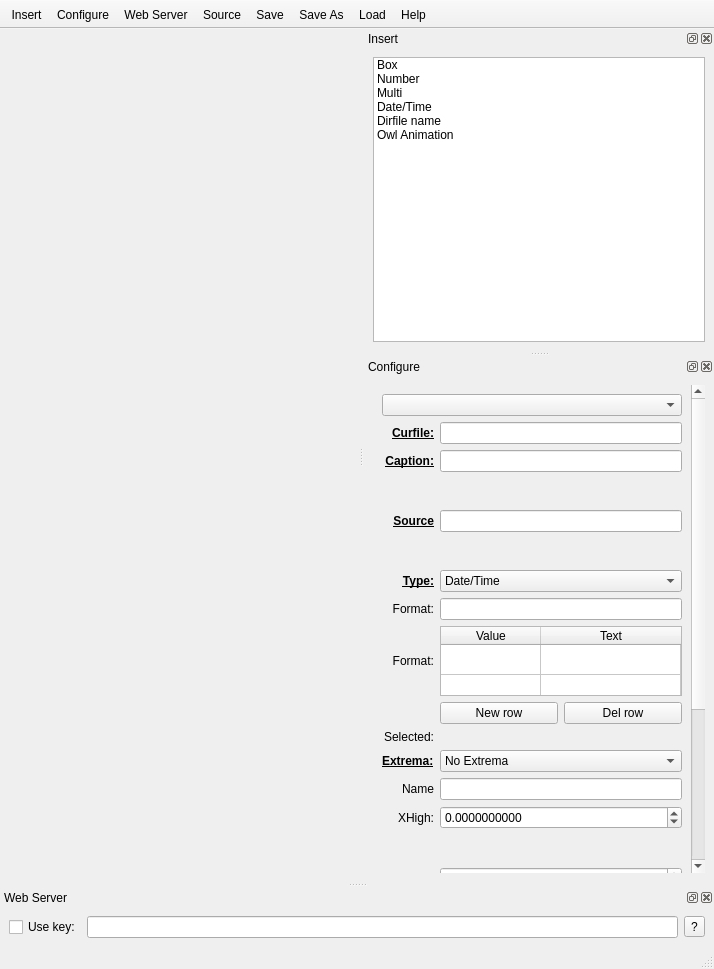
Old version of the form owl/PMainWindow.ui in the repository BlastTNG/flight.
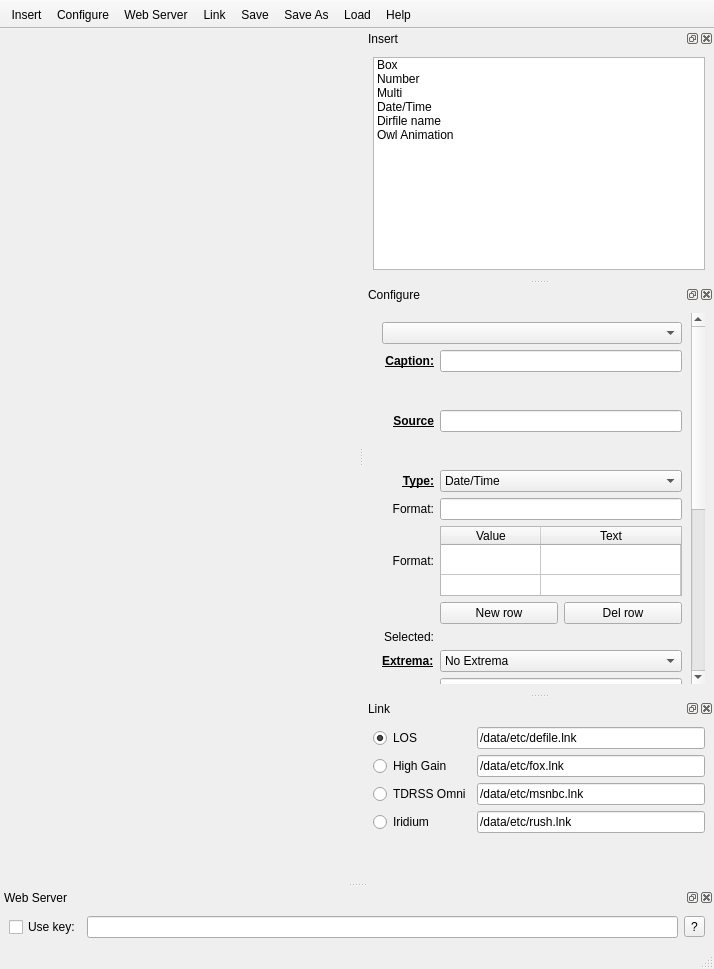
New version of the form. Custom widgets are drawn as their Qt base class.

Commit message: Link Picker

Diff of the .ui file:
```diff
--- a/owl/PMainWindow.ui
+++ b/owl/PMainWindow.ui
@@ -21,7 +21,7 @@
    <property name="minimumSize">
     <size>
      <width>84</width>
-     <height>130</height>
+     <height>222</height>
     </size>
    </property>
    <property name="windowTitle">
@@ -97,286 +97,12 @@
          <rect>
           <x>0</x>
           <y>0</y>
-          <width>242</width>
-          <height>702</height>
+          <width>305</width>
+          <height>675</height>
          </rect>
         </property>
         <layout class="QGridLayout" name="gridLayout_2">
-         <item row="0" column="0" colspan="2">
-          <widget class="QComboBox" name="comboBox"/>
-         </item>
-         <item row="1" column="0">
-          <widget class="QLabel" name="labelCurFile">
-           <property name="font">
-            <font>
-             <weight>75</weight>
-             <bold>true</bold>
-             <underline>true</underline>
-            </font>
-           </property>
-           <property name="text">
-            <string>Curfile:</string>
-           </property>
-           <property name="alignment">
-            <set>Qt::AlignRight|Qt::AlignTrailing|Qt::AlignVCenter</set>
-           </property>
-          </widget>
-         </item>
-         <item row="1" column="1">
-          <widget class="QLineEdit" name="lineEditCurFile"/>
-         </item>
-         <item row="2" column="0">
-          <widget class="QLabel" name="labelCaption">
-           <property name="font">
-            <font>
-             <weight>75</weight>
-             <bold>true</bold>
-             <underline>true</underline>
-            </font>
-           </property>
-           <property name="text">
-            <string>Caption:</string>
-           </property>
-           <property name="alignment">
-            <set>Qt::AlignRight|Qt::AlignTrailing|Qt::AlignVCenter</set>
-           </property>
-          </widget>
-         </item>
-         <item row="2" column="1">
-          <widget class="QLineEdit" name="lineEditCaption"/>
-         </item>
-         <item row="4" column="0">
-          <widget class="QLabel" name="labelSource">
-           <property name="font">
-            <font>
-             <weight>75</weight>
-             <bold>true</bold>
-             <underline>true</underline>
-            </font>
-           </property>
-           <property name="text">
-            <string>Source</string>
-           </property>
-           <property name="alignment">
-            <set>Qt::AlignRight|Qt::AlignTrailing|Qt::AlignVCenter</set>
-           </property>
-          </widget>
-         </item>
-         <item row="4" column="1">
-          <widget class="QLineEdit" name="lineEditSource"/>
-         </item>
-         <item row="6" column="0">
-          <widget class="QLabel" name="labelType">
-           <property name="font">
-            <font>
-             <weight>75</weight>
-             <bold>true</bold>
-             <underline>true</underline>
-            </font>
-           </property>
-           <property name="text">
-            <string>Type:</string>
-           </property>
-           <property name="alignment">
-            <set>Qt::AlignRight|Qt::AlignTrailing|Qt::AlignVCenter</set>
-           </property>
-          </widget>
-         </item>
-         <item row="6" column="1">
-          <widget class="QComboBox" name="comboBoxType">
-           <property name="sizePolicy">
-            <sizepolicy hsizetype="Expanding" vsizetype="Fixed">
-             <horstretch>0</horstretch>
-             <verstretch>0</verstretch>
-            </sizepolicy>
-           </property>
-           <item>
-            <property name="text">
-             <string>Date/Time</string>
-            </property>
-           </item>
-           <item>
-            <property name="text">
-             <string>Multi</string>
-            </property>
-           </item>
-           <item>
-            <property name="text">
-             <string>Number</string>
-            </property>
-           </item>
-          </widget>
-         </item>
-         <item row="7" column="0">
-          <widget class="QLabel" name="labelFormat_num">
-           <property name="text">
-            <string>Format:</string>
-           </property>
-           <property name="alignment">
-            <set>Qt::AlignRight|Qt::AlignTrailing|Qt::AlignVCenter</set>
-           </property>
-          </widget>
-         </item>
-         <item row="7" column="1">
-          <widget class="QLineEdit" name="lineEditFormat"/>
-         </item>
-         <item row="8" column="0">
-          <widget class="QLabel" name="labelFormat_multi">
-           <property name="text">
-            <string>Format:</string>
-           </property>
-           <property name="alignment">
-            <set>Qt::AlignRight|Qt::AlignTrailing|Qt::AlignVCenter</set>
-           </property>
-          </widget>
-         </item>
-         <item row="8" column="1">
-          <widget class="QTableWidget" name="tableWidgetFormat">
-           <property name="verticalScrollBarPolicy">
-            <enum>Qt::ScrollBarAlwaysOff</enum>
-           </property>
-           <property name="horizontalScrollBarPolicy">
-            <enum>Qt::ScrollBarAlwaysOff</enum>
-           </property>
-           <property name="showGrid">
-            <bool>true</bool>
-           </property>
-           <attribute name="horizontalHeaderStretchLastSection">
-            <bool>true</bool>
-           </attribute>
-           <attribute name="verticalHeaderVisible">
-            <bool>false</bool>
-           </attribute>
-           <row>
-            <property name="text">
-             <string>New Row</string>
-            </property>
-           </row>
-           <row>
-            <property name="text">
-             <string>New Row</string>
-            </property>
-           </row>
-           <column>
-            <property name="text">
-             <string>Value</string>
-            </property>
-           </column>
-           <column>
-            <property name="text">
-             <string>Text</string>
-            </property>
-           </column>
-          </widget>
-         </item>
-         <item row="9" column="1">
-          <layout class="QHBoxLayout" name="horizontalLayout_2">
-           <item>
-            <widget class="QPushButton" name="pushButtonAddFormat">
-             <property name="sizePolicy">
-              <sizepolicy hsizetype="Expanding" vsizetype="Fixed">
-               <horstretch>0</horstretch>
-               <verstretch>0</verstretch>
-              </sizepolicy>
-             </property>
-             <property name="text">
-              <string>New row</string>
-             </property>
-            </widget>
-           </item>
-           <item>
-            <widget class="QPushButton" name="pushButtonDelFormat">
-             <property name="sizePolicy">
-              <sizepolicy hsizetype="Expanding" vsizetype="Fixed">
-               <horstretch>0</horstretch>
-               <verstretch>0</verstretch>
-              </sizepolicy>
-             </property>
-             <property name="text">
-              <string>Del row</string>
-             </property>
-            </widget>
-           </item>
-          </layout>
-         </item>
-         <item row="10" column="0">
-          <widget class="QLabel" name="labelCurRow">
-           <property name="text">
-            <string>Selected:</string>
-           </property>
-           <property name="alignment">
-            <set>Qt::AlignRight|Qt::AlignTrailing|Qt::AlignVCenter</set>
-           </property>
-          </widget>
-         </item>
-         <item row="10" column="1">
-          <widget class="PStyleChooser" name="pstyleSelected" native="true">
-           <property name="sizePolicy">
-            <sizepolicy hsizetype="Expanding" vsizetype="Preferred">
-             <horstretch>0</horstretch>
-             <verstretch>0</verstretch>
-            </sizepolicy>
-           </property>
-          </widget>
-         </item>
-         <item row="11" column="0">
-          <widget class="QLabel" name="labelExtrema">
-           <property name="font">
-            <font>
-             <weight>75</weight>
-             <bold>true</bold>
-             <underline>true</underline>
-            </font>
-           </property>
-           <property name="text">
-            <string>Extrema:</string>
-           </property>
-          </widget>
-         </item>
-         <item row="11" column="1">
-          <widget class="QComboBox" name="comboBoxExtrema">
-           <property name="sizePolicy">
-            <sizepolicy hsizetype="Expanding" vsizetype="Fixed">
-             <horstretch>0</horstretch>
-             <verstretch>0</verstretch>
-            </sizepolicy>
-           </property>
-           <item>
-            <property name="text">
-             <string>No Extrema</string>
-            </property>
-           </item>
-           <item>
-            <property name="text">
-             <string>New Extrema</string>
-            </property>
-           </item>
-          </widget>
-         </item>
-         <item row="12" column="0">
-          <widget class="QLabel" name="labelName">
-           <property name="text">
-            <string>Name</string>
-           </property>
-           <property name="alignment">
-            <set>Qt::AlignRight|Qt::AlignTrailing|Qt::AlignVCenter</set>
-           </property>
-          </widget>
-         </item>
          <item row="12" column="1">
-          <widget class="QLineEdit" name="lineEditExtremaName"/>
-         </item>
-         <item row="13" column="0">
-          <widget class="QLabel" name="labelXHigh">
-           <property name="text">
-            <string>XHigh:</string>
-           </property>
-           <property name="alignment">
-            <set>Qt::AlignRight|Qt::AlignTrailing|Qt::AlignVCenter</set>
-           </property>
-          </widget>
-         </item>
-         <item row="13" column="1">
           <layout class="QHBoxLayout" name="horizontalLayout_4">
            <item>
             <widget class="QDoubleSpinBox" name="doubleSpinBoxXHigh">
@@ -399,94 +125,7 @@
            </item>
           </layout>
          </item>
-         <item row="15" column="0">
-          <widget class="QLabel" name="labelHigh">
-           <property name="text">
-            <string>High:</string>
-           </property>
-           <property name="alignment">
-            <set>Qt::AlignRight|Qt::AlignTrailing|Qt::AlignVCenter</set>
-           </property>
-          </widget>
-         </item>
-         <item row="15" column="1">
-          <widget class="QDoubleSpinBox" name="doubleSpinBoxHigh">
-           <property name="sizePolicy">
-            <sizepolicy hsizetype="Expanding" vsizetype="Fixed">
-             <horstretch>0</horstretch>
-             <verstretch>0</verstretch>
-            </sizepolicy>
-           </property>
-           <property name="decimals">
-            <number>10</number>
-           </property>
-           <property name="minimum">
-            <double>-1000000000.000000000000000</double>
-           </property>
-           <property name="maximum">
-            <double>1000000000.000000000000000</double>
-           </property>
-          </widget>
-         </item>
-         <item row="17" column="0">
-          <widget class="QLabel" name="labelLow">
-           <property name="text">
-            <string>Low:</string>
-           </property>
-           <property name="alignment">
-            <set>Qt::AlignRight|Qt::AlignTrailing|Qt::AlignVCenter</set>
-           </property>
-          </widget>
-         </item>
-         <item row="17" column="1">
-          <widget class="QDoubleSpinBox" name="doubleSpinBoxLow">
-           <property name="sizePolicy">
-            <sizepolicy hsizetype="Expanding" vsizetype="Fixed">
-             <horstretch>0</horstretch>
-             <verstretch>0</verstretch>
-            </sizepolicy>
-           </property>
-           <property name="decimals">
-            <number>10</number>
-           </property>
-           <property name="minimum">
-            <double>-1000000000.000000000000000</double>
-           </property>
-           <property name="maximum">
-            <double>1000000000.000000000000000</double>
-           </property>
-          </widget>
-         </item>
-         <item row="19" column="0">
-          <widget class="QLabel" name="labelXLow">
-           <property name="text">
-            <string>XLow:</string>
-           </property>
-           <property name="alignment">
-            <set>Qt::AlignRight|Qt::AlignTrailing|Qt::AlignVCenter</set>
-           </property>
-          </widget>
-         </item>
-         <item row="19" column="1">
-          <widget class="QDoubleSpinBox" name="doubleSpinBoxXLow">
-           <property name="sizePolicy">
-            <sizepolicy hsizetype="Expanding" vsizetype="Fixed">
-             <horstretch>0</horstretch>
-             <verstretch>0</verstretch>
-            </sizepolicy>
-           </property>
-           <property name="decimals">
-            <number>10</number>
-           </property>
-           <property name="minimum">
-            <double>-1000000000.000000000000000</double>
-           </property>
-           <property name="maximum">
-            <double>1000000000.000000000000000</double>
-           </property>
-          </widget>
-         </item>
-         <item row="21" column="0">
+         <item row="20" column="0">
           <widget class="QLabel" name="labelRemove">
            <property name="text">
             <string>Remove:</string>
@@ -496,23 +135,55 @@
            </property>
           </widget>
          </item>
-         <item row="21" column="1">
-          <widget class="QPushButton" name="pushButtonRemove">
+         <item row="14" column="1">
+          <widget class="QDoubleSpinBox" name="doubleSpinBoxHigh">
            <property name="sizePolicy">
             <sizepolicy hsizetype="Expanding" vsizetype="Fixed">
              <horstretch>0</horstretch>
              <verstretch>0</verstretch>
             </sizepolicy>
            </property>
-           <property name="text">
-            <string>Click here to remove.</string>
+           <property name="decimals">
+            <number>10</number>
            </property>
+           <property name="minimum">
+            <double>-1000000000.000000000000000</double>
+           </property>
+           <property name="maximum">
+            <double>1000000000.000000000000000</double>
+           </property>
           </widget>
          </item>
-         <item row="22" column="0">
-          <widget class="QLabel" name="label_kst">
+         <item row="18" column="1">
+          <widget class="QDoubleSpinBox" name="doubleSpinBoxXLow">
+           <property name="sizePolicy">
+            <sizepolicy hsizetype="Expanding" vsizetype="Fixed">
+             <horstretch>0</horstretch>
+             <verstretch>0</verstretch>
+            </sizepolicy>
+           </property>
+           <property name="decimals">
+            <number>10</number>
+           </property>
+           <property name="minimum">
+            <double>-1000000000.000000000000000</double>
+           </property>
+           <property name="maximum">
+            <double>1000000000.000000000000000</double>
+           </property>
+          </widget>
+         </item>
+         <item row="3" column="0">
+          <widget class="QLabel" name="labelSource">
+           <property name="font">
+            <font>
+             <weight>75</weight>
+             <bold>true</bold>
+             <underline>true</underline>
+            </font>
+           </property>
            <property name="text">
-            <string>Plot:</string>
+            <string>Source</string>
            </property>
            <property name="alignment">
             <set>Qt::AlignRight|Qt::AlignTrailing|Qt::AlignVCenter</set>
@@ -520,19 +191,6 @@
           </widget>
          </item>
          <item row="22" column="1">
-          <widget class="QPushButton" name="pushButton_kst">
-           <property name="sizePolicy">
-            <sizepolicy hsizetype="Expanding" vsizetype="Fixed">
-             <horstretch>0</horstretch>
-             <verstretch>0</verstretch>
-            </sizepolicy>
-           </property>
-           <property name="text">
-            <string>Open in kst</string>
-           </property>
-          </widget>
-         </item>
-         <item row="23" column="1">
           <spacer name="verticalSpacerConfigure">
            <property name="orientation">
             <enum>Qt::Vertical</enum>
@@ -548,23 +206,20 @@
            </property>
           </spacer>
          </item>
-         <item row="14" column="0" colspan="2">
-          <widget class="PStyleChooser" name="pstyleXHigh" native="true">
-           <property name="sizePolicy">
-            <sizepolicy hsizetype="Expanding" vsizetype="Fixed">
-             <horstretch>0</horstretch>
-             <verstretch>0</verstretch>
-            </sizepolicy>
+         <item row="11" column="1">
+          <widget class="QLineEdit" name="lineEditExtremaName"/>
+         </item>
+         <item row="6" column="0">
+          <widget class="QLabel" name="labelFormat_num">
+           <property name="text">
+            <string>Format:</string>
            </property>
-           <property name="minimumSize">
-            <size>
-             <width>0</width>
-             <height>26</height>
-            </size>
+           <property name="alignment">
+            <set>Qt::AlignRight|Qt::AlignTrailing|Qt::AlignVCenter</set>
            </property>
           </widget>
          </item>
-         <item row="16" column="0" colspan="2">
+         <item row="15" column="0" colspan="2">
           <widget class="PStyleChooser" name="pstyleHigh" native="true">
            <property name="sizePolicy">
             <sizepolicy hsizetype="Expanding" vsizetype="Preferred">
@@ -580,7 +235,116 @@
            </property>
           </widget>
          </item>
-         <item row="18" column="0" colspan="2">
+         <item row="5" column="0">
+          <widget class="QLabel" name="labelType">
+           <property name="font">
+            <font>
+             <weight>75</weight>
+             <bold>true</bold>
+             <underline>true</underline>
+            </font>
+           </property>
+           <property name="text">
+            <string>Type:</string>
+           </property>
+           <property name="alignment">
+            <set>Qt::AlignRight|Qt::AlignTrailing|Qt::AlignVCenter</set>
+           </property>
+          </widget>
+         </item>
+         <item row="10" column="0">
+          <widget class="QLabel" name="labelExtrema">
+           <property name="font">
+            <font>
+             <weight>75</weight>
+             <bold>true</bold>
+             <underline>true</underline>
+            </font>
+           </property>
+           <property name="text">
+            <string>Extrema:</string>
+           </property>
+          </widget>
+         </item>
+         <item row="8" column="1">
+          <layout class="QHBoxLayout" name="horizontalLayout_2">
+           <item>
+            <widget class="QPushButton" name="pushButtonAddFormat">
+             <property name="sizePolicy">
+              <sizepolicy hsizetype="Expanding" vsizetype="Fixed">
+               <horstretch>0</horstretch>
+               <verstretch>0</verstretch>
+              </sizepolicy>
+             </property>
+             <property name="text">
+              <string>New row</string>
+             </property>
+            </widget>
+           </item>
+           <item>
+            <widget class="QPushButton" name="pushButtonDelFormat">
+             <property name="sizePolicy">
+              <sizepolicy hsizetype="Expanding" vsizetype="Fixed">
+               <horstretch>0</horstretch>
+               <verstretch>0</verstretch>
+              </sizepolicy>
+             </property>
+             <property name="text">
+              <string>Del row</string>
+             </property>
+            </widget>
+           </item>
+          </layout>
+         </item>
+         <item row="14" column="0">
+          <widget class="QLabel" name="labelHigh">
+           <property name="text">
+            <string>High:</string>
+           </property>
+           <property name="alignment">
+            <set>Qt::AlignRight|Qt::AlignTrailing|Qt::AlignVCenter</set>
+           </property>
+          </widget>
+         </item>
+         <item row="0" column="0" colspan="2">
+          <widget class="QComboBox" name="comboBox"/>
+         </item>
+         <item row="16" column="1">
+          <widget class="QDoubleSpinBox" name="doubleSpinBoxLow">
+           <property name="sizePolicy">
+            <sizepolicy hsizetype="Expanding" vsizetype="Fixed">
+             <horstretch>0</horstretch>
+             <verstretch>0</verstretch>
+            </sizepolicy>
+           </property>
+           <property name="decimals">
+            <number>10</number>
+           </property>
+           <property name="minimum">
+            <double>-1000000000.000000000000000</double>
+           </property>
+           <property name="maximum">
+            <double>1000000000.000000000000000</double>
+           </property>
+          </widget>
+         </item>
+         <item row="6" column="1">
+          <widget class="QLineEdit" name="lineEditFormat"/>
+         </item>
+         <item row="21" column="1">
+          <widget class="QPushButton" name="pushButton_kst">
+           <property name="sizePolicy">
+            <sizepolicy hsizetype="Expanding" vsizetype="Fixed">
+             <horstretch>0</horstretch>
+             <verstretch>0</verstretch>
+            </sizepolicy>
+           </property>
+           <property name="text">
+            <string>Open in kst</string>
+           </property>
+          </widget>
+         </item>
+         <item row="17" column="0" colspan="2">
           <widget class="PStyleChooser" name="pstyleLow" native="true">
            <property name="sizePolicy">
             <sizepolicy hsizetype="Expanding" vsizetype="Preferred">
@@ -596,23 +360,50 @@
            </property>
           </widget>
          </item>
-         <item row="20" column="0" colspan="2">
-          <widget class="PStyleChooser" name="pstyleXLow" native="true">
+         <item row="7" column="0">
+          <widget class="QLabel" name="labelFormat_multi">
+           <property name="text">
+            <string>Format:</string>
+           </property>
+           <property name="alignment">
+            <set>Qt::AlignRight|Qt::AlignTrailing|Qt::AlignVCenter</set>
+           </property>
+          </widget>
+         </item>
+         <item row="10" column="1">
+          <widget class="QComboBox" name="comboBoxExtrema">
            <property name="sizePolicy">
-            <sizepolicy hsizetype="Expanding" vsizetype="Preferred">
+            <sizepolicy hsizetype="Expanding" vsizetype="Fixed">
              <horstretch>0</horstretch>
              <verstretch>0</verstretch>
             </sizepolicy>
            </property>
-           <property name="minimumSize">
-            <size>
-             <width>0</width>
-             <height>26</height>
-            </size>
+           <item>
+            <property name="text">
+             <string>No Extrema</string>
+            </property>
+           </item>
+           <item>
+            <property name="text">
+             <string>New Extrema</string>
+            </property>
+           </item>
+          </widget>
+         </item>
+         <item row="18" column="0">
+          <widget class="QLabel" name="labelXLow">
+           <property name="text">
+            <string>XLow:</string>
            </property>
+           <property name="alignment">
+            <set>Qt::AlignRight|Qt::AlignTrailing|Qt::AlignVCenter</set>
+           </property>
           </widget>
          </item>
-         <item row="3" column="0" colspan="2">
+         <item row="3" column="1">
+          <widget class="QLineEdit" name="lineEditSource"/>
+         </item>
+         <item row="2" column="0" colspan="2">
           <widget class="PStyleChooser" name="pstyleCaption" native="true">
            <property name="sizePolicy">
             <sizepolicy hsizetype="Expanding" vsizetype="Preferred">
@@ -628,7 +419,101 @@
            </property>
           </widget>
          </item>
-         <item row="5" column="0" colspan="2">
+         <item row="5" column="1">
+          <widget class="QComboBox" name="comboBoxType">
+           <property name="sizePolicy">
+            <sizepolicy hsizetype="Expanding" vsizetype="Fixed">
+             <horstretch>0</horstretch>
+             <verstretch>0</verstretch>
+            </sizepolicy>
+           </property>
+           <item>
+            <property name="text">
+             <string>Date/Time</string>
+            </property>
+           </item>
+           <item>
+            <property name="text">
+             <string>Multi</string>
+            </property>
+           </item>
+           <item>
+            <property name="text">
+             <string>Number</string>
+            </property>
+           </item>
+          </widget>
+         </item>
+         <item row="1" column="0">
+          <widget class="QLabel" name="labelCaption">
+           <property name="font">
+            <font>
+             <weight>75</weight>
+             <bold>true</bold>
+             <underline>true</underline>
+            </font>
+           </property>
+           <property name="text">
+            <string>Caption:</string>
+           </property>
+           <property name="alignment">
+            <set>Qt::AlignRight|Qt::AlignTrailing|Qt::AlignVCenter</set>
+           </property>
+          </widget>
+         </item>
+         <item row="1" column="1">
+          <widget class="QLineEdit" name="lineEditCaption"/>
+         </item>
+         <item row="12" column="0">
+          <widget class="QLabel" name="labelXHigh">
+           <property name="text">
+            <string>XHigh:</string>
+           </property>
+           <property name="alignment">
+            <set>Qt::AlignRight|Qt::AlignTrailing|Qt::AlignVCenter</set>
+           </property>
+          </widget>
+         </item>
+         <item row="21" column="0">
+          <widget class="QLabel" name="label_kst">
+           <property name="text">
+            <string>Plot:</string>
+           </property>
+           <property name="alignment">
+            <set>Qt::AlignRight|Qt::AlignTrailing|Qt::AlignVCenter</set>
+           </property>
+          </widget>
+         </item>
+         <item row="20" column="1">
+          <widget class="QPushButton" name="pushButtonRemove">
+           <property name="sizePolicy">
+            <sizepolicy hsizetype="Expanding" vsizetype="Fixed">
+             <horstretch>0</horstretch>
+             <verstretch>0</verstretch>
+            </sizepolicy>
+           </property>
+           <property name="text">
+            <string>Click here to remove.</string>
+           </property>
+          </widget>
+         </item>
+         <item row="13" column="0" colspan="2">
+          <widget class="PStyleChooser" name="pstyleXHigh" native="true">
+           <property name="sizePolicy">
+            <sizepolicy hsizetype="Expanding" vsizetype="Fixed">
+             <horstretch>0</horstretch>
+             <verstretch>0</verstretch>
+            </sizepolicy>
+           </property>
+           <property name="minimumSize">
+            <size>
+             <width>0</width>
+             <height>26</height>
+            </size>
+           </property>
+          </widget>
+         </item>
+         <item row="4" column="0" colspan="2">
           <widget class="PStyleChooser" name="pstyleData" native="true">
            <property name="sizePolicy">
             <sizepolicy hsizetype="Expanding" vsizetype="Preferred">
@@ -644,14 +529,106 @@
            </property>
           </widget>
          </item>
+         <item row="19" column="0" colspan="2">
+          <widget class="PStyleChooser" name="pstyleXLow" native="true">
+           <property name="sizePolicy">
+            <sizepolicy hsizetype="Expanding" vsizetype="Preferred">
+             <horstretch>0</horstretch>
+             <verstretch>0</verstretch>
+            </sizepolicy>
+           </property>
+           <property name="minimumSize">
+            <size>
+             <width>0</width>
+             <height>26</height>
+            </size>
+           </property>
+          </widget>
+         </item>
+         <item row="16" column="0">
+          <widget class="QLabel" name="labelLow">
+           <property name="text">
+            <string>Low:</string>
+           </property>
+           <property name="alignment">
+            <set>Qt::AlignRight|Qt::AlignTrailing|Qt::AlignVCenter</set>
+           </property>
+          </widget>
+         </item>
+         <item row="11" column="0">
+          <widget class="QLabel" name="labelName">
+           <property name="text">
+            <string>Name</string>
+           </property>
+           <property name="alignment">
+            <set>Qt::AlignRight|Qt::AlignTrailing|Qt::AlignVCenter</set>
+           </property>
+          </widget>
+         </item>
+         <item row="9" column="0">
+          <widget class="QLabel" name="labelCurRow">
+           <property name="text">
+            <string>Selected:</string>
+           </property>
+           <property name="alignment">
+            <set>Qt::AlignRight|Qt::AlignTrailing|Qt::AlignVCenter</set>
+           </property>
+          </widget>
+         </item>
+         <item row="7" column="1">
+          <widget class="QTableWidget" name="tableWidgetFormat">
+           <property name="verticalScrollBarPolicy">
+            <enum>Qt::ScrollBarAlwaysOff</enum>
+           </property>
+           <property name="horizontalScrollBarPolicy">
+            <enum>Qt::ScrollBarAlwaysOff</enum>
+           </property>
+           <property name="showGrid">
+            <bool>true</bool>
+           </property>
+           <attribute name="horizontalHeaderStretchLastSection">
+            <bool>true</bool>
+           </attribute>
+           <attribute name="verticalHeaderVisible">
+            <bool>false</bool>
+           </attribute>
+           <row>
+            <property name="text">
+             <string>New Row</string>
+            </property>
+           </row>
+           <row>
+            <property name="text">
+             <string>New Row</string>
+            </property>
+           </row>
+           <column>
+            <property name="text">
+             <string>Value</string>
+            </property>
+           </column>
+           <column>
+            <property name="text">
+             <string>Text</string>
+            </property>
+           </column>
+          </widget>
+         </item>
+         <item row="9" column="1">
+          <widget class="PStyleChooser" name="pstyleSelected" native="true">
+           <property name="sizePolicy">
+            <sizepolicy hsizetype="Expanding" vsizetype="Preferred">
+             <horstretch>0</horstretch>
+             <verstretch>0</verstretch>
+            </sizepolicy>
+           </property>
+          </widget>
+         </item>
         </layout>
        </widget>
       </widget>
      </item>
     </layout>
-    <zorder>doubleSpinBoxXHigh</zorder>
-    <zorder>doubleSpinBoxXHigh</zorder>
-    <zorder>scrollArea</zorder>
    </widget>
   </widget>
   <widget class="QDockWidget" name="dockWeb_Server">
@@ -702,12 +679,126 @@
    <addaction name="actionInsert"/>
    <addaction name="actionConfigure"/>
    <addaction name="actionWeb_Server"/>
-   <addaction name="actionSource"/>
+   <addaction name="actionLink"/>
    <addaction name="actionSave"/>
    <addaction name="actionSaveAs"/>
    <addaction name="actionLoad"/>
    <addaction name="actionHelp"/>
   </widget>
+  <widget class="QDockWidget" name="dockLink">
+   <property name="sizePolicy">
+    <sizepolicy hsizetype="Preferred" vsizetype="Fixed">
+     <horstretch>0</horstretch>
+     <verstretch>0</verstretch>
+    </sizepolicy>
+   </property>
+   <property name="windowTitle">
+    <string>Link</string>
+   </property>
+   <attribute name="dockWidgetArea">
+    <number>2</number>
+   </attribute>
+   <widget class="QWidget" name="dockWidgetContents_4">
+    <layout class="QGridLayout" name="gridLayout_3">
+     <item row="2" column="0">
+      <widget class="QRadioButton" name="radioButtonHighGain">
+       <property name="sizePolicy">
+        <sizepolicy hsizetype="Fixed" vsizetype="Fixed">
+         <horstretch>0</horstretch>
+         <verstretch>0</verstretch>
+        </sizepolicy>
+       </property>
+       <property name="text">
+        <string>High Gain</string>
+       </property>
+      </widget>
+     </item>
+     <item row="5" column="1">
+      <widget class="QLineEdit" name="lineEditIridum">
+       <property name="text">
+        <string>/data/etc/rush.lnk</string>
+       </property>
+      </widget>
+     </item>
+     <item row="0" column="0">
+      <widget class="QRadioButton" name="radioButtonLOS">
+       <property name="sizePolicy">
+        <sizepolicy hsizetype="Fixed" vsizetype="Fixed">
+         <horstretch>0</horstretch>
+         <verstretch>0</verstretch>
+        </sizepolicy>
+       </property>
+       <property name="text">
+        <string>LOS</string>
+       </property>
+       <property name="checked">
+        <bool>true</bool>
+       </property>
+      </widget>
+     </item>
+     <item row="0" column="1">
+      <widget class="QLineEdit" name="lineEditLOS">
+       <property name="text">
+        <string>/data/etc/defile.lnk</string>
+       </property>
+      </widget>
+     </item>
+     <item row="3" column="0">
+      <widget class="QRadioButton" name="radioButtonTDRSSOmni">
+       <property name="sizePolicy">
+        <sizepolicy hsizetype="Fixed" vsizetype="Fixed">
+         <horstretch>0</horstretch>
+         <verstretch>0</verstretch>
+        </sizepolicy>
+       </property>
+       <property name="text">
+        <string>TDRSS Omni</string>
+       </property>
+      </widget>
+     </item>
+     <item row="3" column="1">
+      <widget class="QLineEdit" name="lineEditTDRSSOmni">
+       <property name="text">
+        <string>/data/etc/msnbc.lnk</string>
+       </property>
+      </widget>
+     </item>
+     <item row="5" column="0">
+      <widget class="QRadioButton" name="radioButtonIridum">
+       <property name="sizePolicy">
+        <sizepolicy hsizetype="Fixed" vsizetype="Fixed">
+         <horstretch>0</horstretch>
+         <verstretch>0</verstretch>
+        </sizepolicy>
+       </property>
+       <property name="text">
+        <string>Iridium</string>
+       </property>
+      </widget>
+     </item>
+     <item row="2" column="1">
+      <widget class="QLineEdit" name="lineEditHighGain">
+       <property name="text">
+        <string>/data/etc/fox.lnk</string>
+       </property>
+      </widget>
+     </item>
+     <item row="6" column="1">
+      <spacer name="verticalSpacer">
+       <property name="orientation">
+        <enum>Qt::Vertical</enum>
+       </property>
+       <property name="sizeHint" stdset="0">
+        <size>
+         <width>20</width>
+         <height>40</height>
+        </size>
+       </property>
+      </spacer>
+     </item>
+    </layout>
+   </widget>
+  </widget>
   <action name="actionInsert">
    <property name="checkable">
     <bool>true</bool>
@@ -732,12 +823,15 @@
     <string>Web Server</string>
    </property>
   </action>
-  <action name="actionSource">
+  <action name="actionLink">
    <property name="checkable">
     <bool>true</bool>
    </property>
    <property name="text">
-    <string>Source</string>
+    <string>Link</string>
+   </property>
+   <property name="toolTip">
+    <string>Select the data source</string>
    </property>
   </action>
   <action name="actionSave">
```
Left out of the diff: 32 changed lines with no effect on the pictures. The commit also changes 4 other files.
